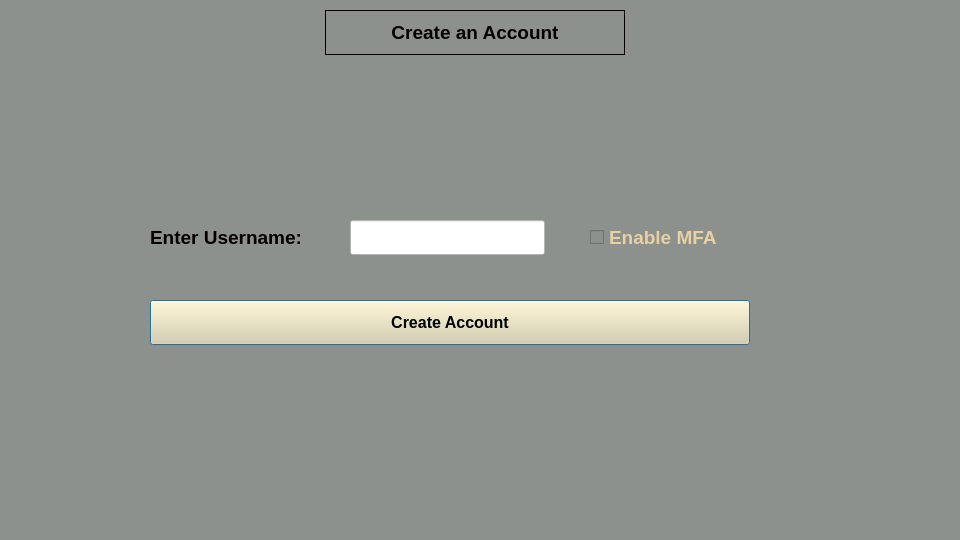
dark-anub1s/CyberVault, file newaccount.ui: the form before one commit.
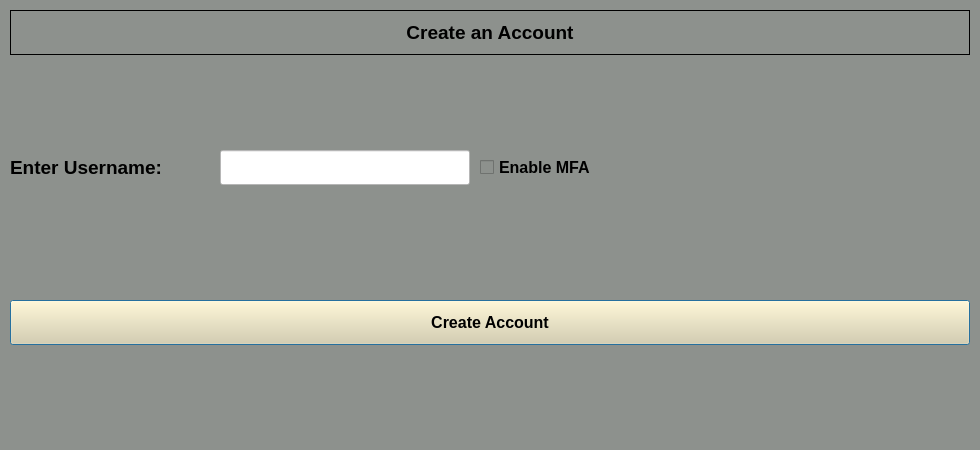
The form after the commit. Icons and pictures are not drawn.

Patch:
```diff
--- a/newaccount.ui
+++ b/newaccount.ui
@@ -6,8 +6,8 @@
    <rect>
     <x>0</x>
     <y>0</y>
-    <width>960</width>
-    <height>540</height>
+    <width>980</width>
+    <height>450</height>
    </rect>
   </property>
   <property name="sizePolicy">
@@ -18,14 +18,14 @@
   </property>
   <property name="minimumSize">
    <size>
-    <width>960</width>
-    <height>540</height>
+    <width>980</width>
+    <height>450</height>
    </size>
   </property>
   <property name="maximumSize">
    <size>
-    <width>960</width>
-    <height>540</height>
+    <width>980</width>
+    <height>450</height>
    </size>
   </property>
   <property name="windowTitle">
@@ -42,12 +42,18 @@
   <widget class="QLabel" name="Title">
    <property name="geometry">
     <rect>
-     <x>325</x>
+     <x>10</x>
      <y>10</y>
-     <width>300</width>
+     <width>960</width>
      <height>45</height>
     </rect>
    </property>
+   <property name="minimumSize">
+    <size>
+     <width>0</width>
+     <height>0</height>
+    </size>
+   </property>
    <property name="font">
     <font>
      <family>Arial</family>
@@ -69,8 +75,8 @@
   <widget class="QLabel" name="username_label">
    <property name="geometry">
     <rect>
-     <x>150</x>
-     <y>220</y>
+     <x>10</x>
+     <y>150</y>
      <width>195</width>
      <height>35</height>
     </rect>
@@ -90,9 +96,9 @@
   <widget class="QLineEdit" name="username">
    <property name="geometry">
     <rect>
-     <x>350</x>
-     <y>220</y>
-     <width>195</width>
+     <x>220</x>
+     <y>150</y>
+     <width>250</width>
      <height>35</height>
     </rect>
    </property>
@@ -109,16 +115,16 @@
   <widget class="QCheckBox" name="enableMFA">
    <property name="geometry">
     <rect>
-     <x>590</x>
-     <y>220</y>
-     <width>175</width>
+     <x>480</x>
+     <y>150</y>
+     <width>150</width>
      <height>35</height>
     </rect>
    </property>
    <property name="font">
     <font>
      <family>Arial</family>
-     <pointsize>14</pointsize>
+     <pointsize>12</pointsize>
      <weight>75</weight>
      <bold>true</bold>
     </font>
@@ -127,7 +133,7 @@
     <bool>false</bool>
    </property>
    <property name="styleSheet">
-    <string notr="true">color: rgb(231, 208, 162);</string>
+    <string notr="true">color: rgb(0, 0, 0);</string>
    </property>
    <property name="text">
     <string>Enable MFA</string>
@@ -136,9 +142,9 @@
   <widget class="QPushButton" name="create_account_button">
    <property name="geometry">
     <rect>
-     <x>150</x>
+     <x>10</x>
      <y>300</y>
-     <width>600</width>
+     <width>960</width>
      <height>45</height>
     </rect>
    </property>
```
